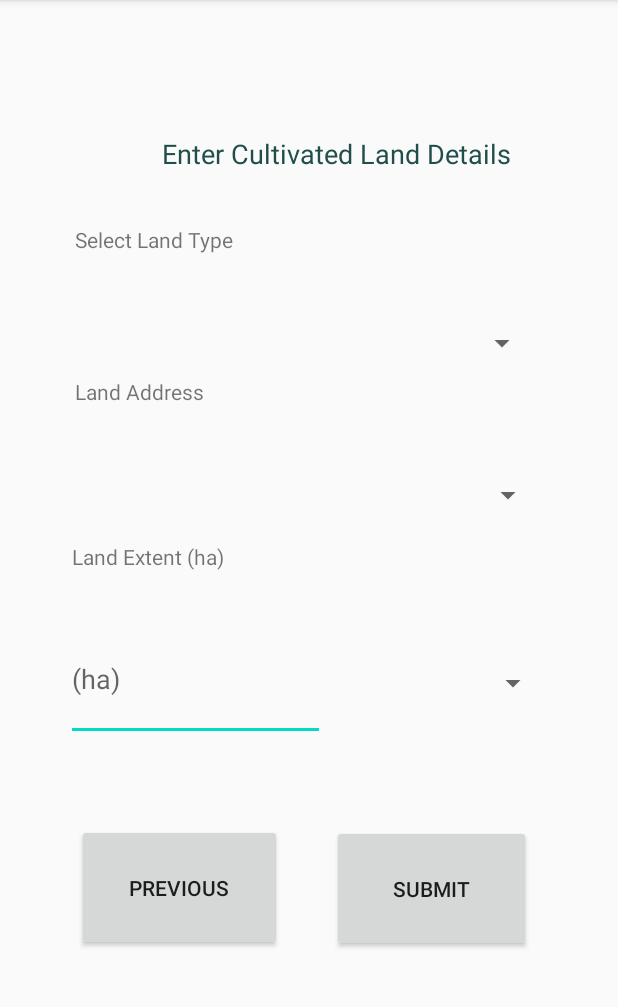
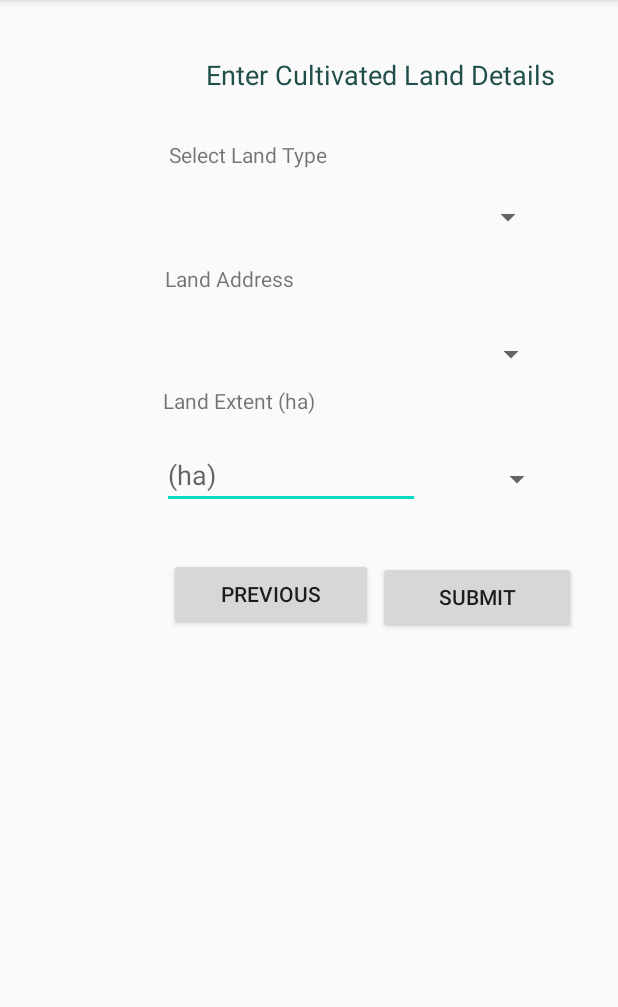
Before and after one commit to KalindaJ-debug/AIMS-Mobile-Application, an Android app: the LandDataEntryActivity screen opened directly, with no data from a screen before it, on a phone screen of 412 x 824 dp, the part 84-1091 px from its top. Run offline under Robolectric (Android 15) with nearby library versions, the phone set to English and light mode, and no system bars.

Commit message:
Data Entry/land data entry UI adjusted

```diff
--- a/app/src/main/res/layout/activity_land_data_entry.xml
+++ b/app/src/main/res/layout/activity_land_data_entry.xml
@@ -2,7 +2,7 @@
 <RelativeLayout xmlns:android="http://schemas.android.com/apk/res/android"
     xmlns:app="http://schemas.android.com/apk/res-auto"
     xmlns:tools="http://schemas.android.com/tools"
-    android:layout_width="wrap_content"
+    android:layout_width="match_parent"
     android:layout_height="match_parent"
     tools:context=".LandDataEntryActivity">
 
@@ -10,126 +10,84 @@
         android:id="@+id/textlandtitle"
         android:layout_width="243dp"
         android:layout_height="wrap_content"
-        android:layout_alignParentStart="true"
-        android:layout_alignParentLeft="true"
         android:layout_alignParentTop="true"
         android:layout_alignParentEnd="true"
         android:layout_alignParentRight="true"
-        android:layout_alignParentBottom="true"
-        android:layout_marginStart="108dp"
-        android:layout_marginLeft="108dp"
-        android:layout_marginTop="90dp"
-        android:layout_marginEnd="60dp"
-        android:layout_marginRight="60dp"
-        android:layout_marginBottom="617dp"
+        android:layout_marginTop="37dp"
+        android:layout_marginEnd="31dp"
+        android:layout_marginRight="31dp"
         android:text="@string/landTitle"
         android:textColor="@color/title_bar"
         android:textSize="18sp" />
 
     <TextView
         android:id="@+id/textlandtype"
-        android:layout_width="wrap_content"
-        android:layout_height="wrap_content"
-        android:layout_alignParentStart="true"
-        android:layout_alignParentLeft="true"
+        android:layout_width="149dp"
+        android:layout_height="31dp"
         android:layout_alignParentTop="true"
         android:layout_alignParentEnd="true"
         android:layout_alignParentRight="true"
-        android:layout_alignParentBottom="true"
-        android:layout_marginStart="50dp"
-        android:layout_marginLeft="50dp"
-        android:layout_marginTop="150dp"
-        android:layout_marginEnd="254dp"
-        android:layout_marginRight="254dp"
-        android:layout_marginBottom="562dp"
+        android:layout_marginTop="93dp"
+        android:layout_marginEnd="150dp"
+        android:layout_marginRight="150dp"
         android:text="@string/landType" />
 
     <Spinner
         android:id="@+id/spinner"
-        android:layout_width="312dp"
-        android:layout_height="36dp"
-        android:layout_alignParentStart="true"
-        android:layout_alignParentLeft="true"
+        android:layout_width="252dp"
+        android:layout_height="34dp"
         android:layout_alignParentTop="true"
         android:layout_alignParentEnd="true"
         android:layout_alignParentRight="true"
-        android:layout_alignParentBottom="true"
-        android:layout_marginStart="46dp"
-        android:layout_marginLeft="46dp"
-        android:layout_marginTop="192dp"
-        android:layout_marginEnd="53dp"
-        android:layout_marginRight="53dp"
-        android:layout_marginBottom="502dp" />
+        android:layout_marginTop="128dp"
+        android:layout_marginEnd="49dp"
+        android:layout_marginRight="49dp" />
 
     <TextView
         android:id="@+id/textlandaddress"
-        android:layout_width="wrap_content"
-        android:layout_height="wrap_content"
-        android:layout_alignParentStart="true"
-        android:layout_alignParentLeft="true"
+        android:layout_width="116dp"
+        android:layout_height="35dp"
         android:layout_alignParentTop="true"
         android:layout_alignParentEnd="true"
         android:layout_alignParentRight="true"
-        android:layout_alignParentBottom="true"
-        android:layout_marginStart="50dp"
-        android:layout_marginLeft="50dp"
-        android:layout_marginTop="251dp"
-        android:layout_marginEnd="275dp"
-        android:layout_marginRight="275dp"
-        android:layout_marginBottom="461dp"
+        android:layout_marginTop="176dp"
+        android:layout_marginEnd="186dp"
+        android:layout_marginRight="186dp"
         android:text="@string/land_address" />
 
     <Spinner
         android:id="@+id/spinner2"
-        android:layout_width="wrap_content"
-        android:layout_height="37dp"
-        android:layout_alignParentStart="true"
-        android:layout_alignParentLeft="true"
+        android:layout_width="257dp"
+        android:layout_height="44dp"
         android:layout_alignParentTop="true"
         android:layout_alignParentEnd="true"
         android:layout_alignParentRight="true"
-        android:layout_alignParentBottom="true"
-        android:layout_marginStart="47dp"
-        android:layout_marginLeft="47dp"
-        android:layout_marginTop="293dp"
-        android:layout_marginEnd="49dp"
-        android:layout_marginRight="49dp"
-        android:layout_marginBottom="401dp" />
+        android:layout_marginTop="214dp"
+        android:layout_marginEnd="47dp"
+        android:layout_marginRight="47dp" />
 
     <TextView
         android:id="@+id/textlandextent"
-        android:layout_width="wrap_content"
-        android:layout_height="wrap_content"
-        android:layout_alignParentStart="true"
-        android:layout_alignParentLeft="true"
+        android:layout_width="122dp"
+        android:layout_height="36dp"
         android:layout_alignParentTop="true"
         android:layout_alignParentEnd="true"
         android:layout_alignParentRight="true"
-        android:layout_alignParentBottom="true"
-        android:layout_marginStart="48dp"
-        android:layout_marginLeft="48dp"
-        android:layout_marginTop="361dp"
-        android:layout_marginEnd="261dp"
-        android:layout_marginRight="261dp"
-        android:layout_marginBottom="351dp"
+        android:layout_marginTop="257dp"
+        android:layout_marginEnd="181dp"
+        android:layout_marginRight="181dp"
         android:text="@string/land_extent" />
 
     <EditText
         android:id="@+id/editTextTextPersonName"
         android:layout_width="172dp"
         android:layout_height="wrap_content"
-        android:layout_alignParentStart="true"
-        android:layout_alignParentLeft="true"
         android:layout_alignParentTop="true"
         android:layout_alignParentEnd="true"
         android:layout_alignParentRight="true"
-        android:layout_alignParentBottom="true"
-        android:layout_marginStart="44dp"
-        android:layout_marginLeft="44dp"
-        android:layout_marginTop="412dp"
-        android:layout_marginEnd="195dp"
-        android:layout_marginRight="195dp"
-        android:layout_marginBottom="274dp"
+        android:layout_marginTop="294dp"
+        android:layout_marginEnd="132dp"
+        android:layout_marginRight="132dp"
         android:ems="10"
         android:hint="@string/hectares"
         android:importantForAutofill="no"
@@ -137,54 +95,36 @@
 
     <Spinner
         android:id="@+id/spinner3"
-        android:layout_width="135dp"
-        android:layout_height="46dp"
-        android:layout_alignParentStart="true"
-        android:layout_alignParentLeft="true"
+        android:layout_width="89dp"
+        android:layout_height="51dp"
         android:layout_alignParentTop="true"
         android:layout_alignParentEnd="true"
         android:layout_alignParentRight="true"
-        android:layout_alignParentBottom="true"
-        android:layout_marginStart="231dp"
-        android:layout_marginLeft="231dp"
-        android:layout_marginTop="414dp"
-        android:layout_marginEnd="46dp"
-        android:layout_marginRight="46dp"
-        android:layout_marginBottom="271dp" />
+        android:layout_marginTop="294dp"
+        android:layout_marginEnd="43dp"
+        android:layout_marginRight="43dp" />
 
     <Button
         android:id="@+id/buttonSubmit"
         android:layout_width="132dp"
         android:layout_height="wrap_content"
-        android:layout_alignParentStart="true"
-        android:layout_alignParentLeft="true"
         android:layout_alignParentTop="true"
         android:layout_alignParentEnd="true"
         android:layout_alignParentRight="true"
-        android:layout_alignParentBottom="true"
-        android:layout_marginStart="221dp"
-        android:layout_marginLeft="221dp"
-        android:layout_marginTop="550dp"
-        android:layout_marginEnd="58dp"
-        android:layout_marginRight="58dp"
-        android:layout_marginBottom="133dp"
+        android:layout_marginTop="374dp"
+        android:layout_marginEnd="28dp"
+        android:layout_marginRight="28dp"
         android:text="@string/submit" />
 
     <Button
         android:id="@+id/buttonBack"
         android:layout_width="136dp"
         android:layout_height="wrap_content"
-        android:layout_alignParentStart="true"
-        android:layout_alignParentLeft="true"
         android:layout_alignParentTop="true"
         android:layout_alignParentEnd="true"
         android:layout_alignParentRight="true"
-        android:layout_alignParentBottom="true"
-        android:layout_marginStart="51dp"
-        android:layout_marginLeft="51dp"
-        android:layout_marginTop="549dp"
-        android:layout_marginEnd="224dp"
-        android:layout_marginRight="224dp"
-        android:layout_marginBottom="134dp"
+        android:layout_marginTop="372dp"
+        android:layout_marginEnd="163dp"
+        android:layout_marginRight="163dp"
         android:text="@string/Previous" />
 </RelativeLayout>
```
